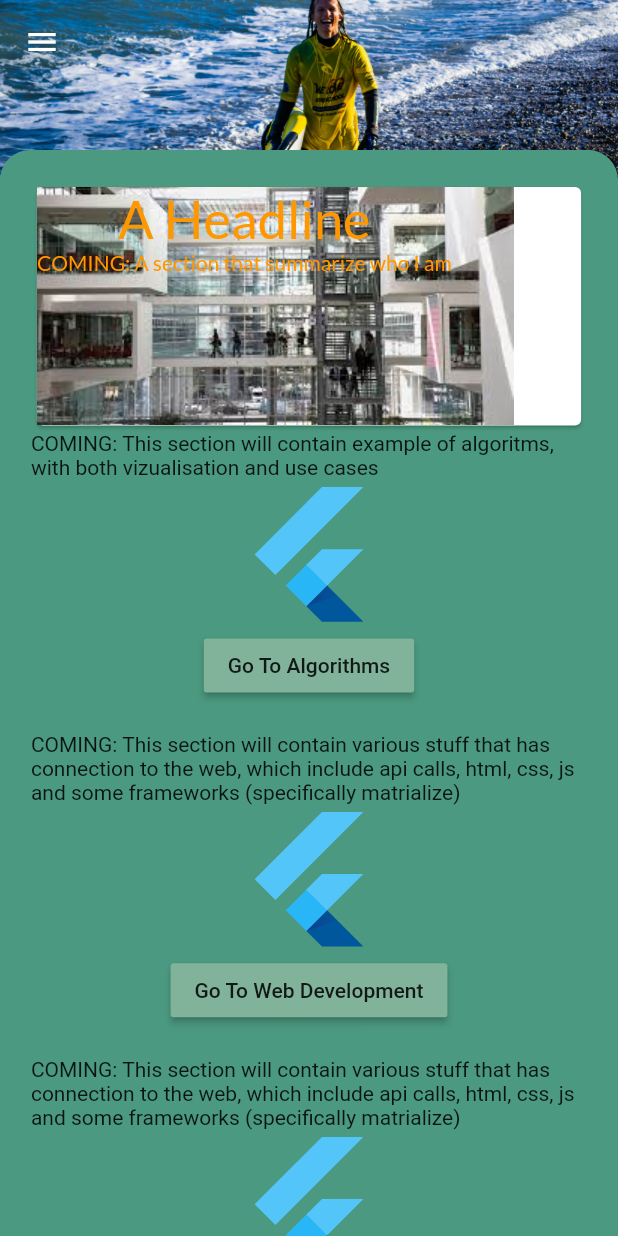
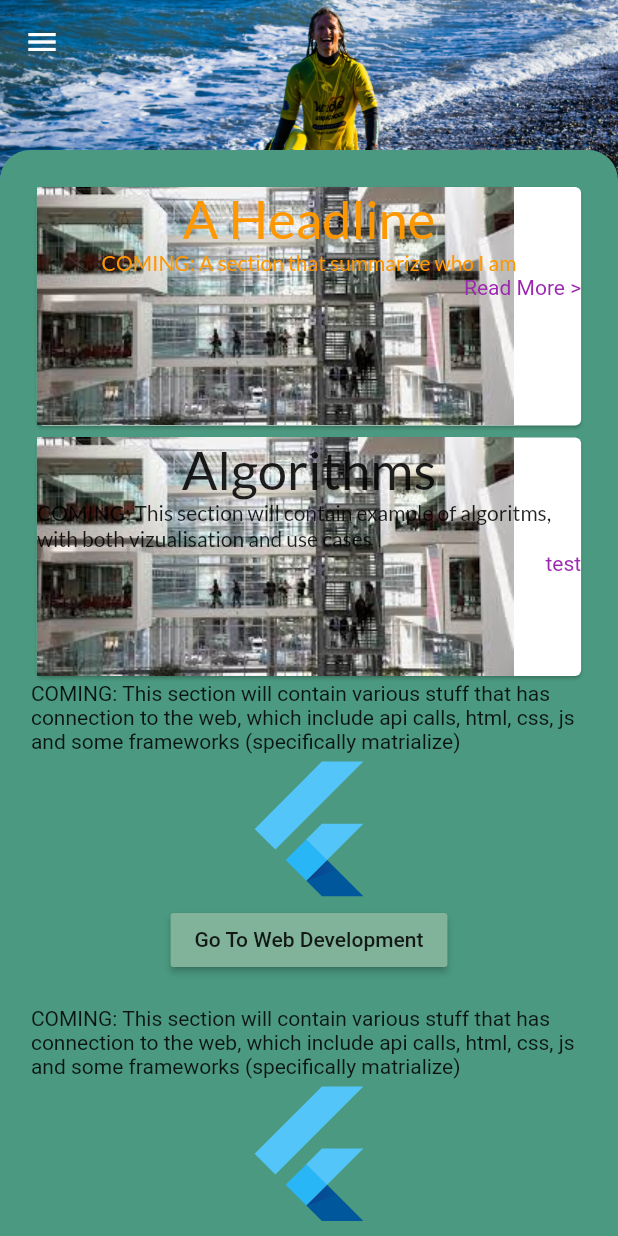
Before and after one commit to LVOL98/business_card, a Flutter app: the HomePageMaster screen opened by its route, on a phone screen of 412 x 824 dp. Run offline on Flutter 3.47's test engine with Material 2 defaults, Android fonts, the phone set to English and light mode, and no system bars; our stand-ins replace google_fonts.

Commit message:
Background and crad
Removed the fade from the background

Added a readmore option to the info card togheter wit a handler for empty strings

```diff
--- a/lib/components/background_mobile.dart
+++ b/lib/components/background_mobile.dart
@@ -16,15 +16,15 @@ Widget needName(var context, Widget content) {
           backgroundColor: Colors.transparent,
           expandedHeight: 100,
           flexibleSpace: FlexibleSpaceBar(
-            collapseMode: CollapseMode.pin,
-            background: Container(
+            collapseMode: CollapseMode.parallax,
+            /* background: Container(
               decoration: BoxDecoration(
                 image: DecorationImage(
                   image: AssetImage('resources/images/test.jpg'),
                   fit: BoxFit.cover,
                 ),
               ),
-            ),
+            ), */
           ),
         ),
         SliverList(
--- a/lib/components/info_card.dart
+++ b/lib/components/info_card.dart
@@ -1,8 +1,10 @@
 import 'package:flutter/cupertino.dart';
 import 'package:flutter/material.dart';
 
-Widget infoCard(var context, String route, String headline, String body,
-    {var size, Color color}) {
+Widget infoCard(var context, String route, String pictureURL, String headline,
+    String body,
+    {String readMoreText, var size, Color textColor}) {
+  print(readMoreText);
   return Container(
     width: size,
     child: Card(
@@ -10,15 +12,13 @@ Widget infoCard(var context, String route, String headline, String body,
       child: InkWell(
         child: Stack(
           children: [
-            Image(
-              image: AssetImage('resources/misc/ITU.jpg'),
-            ),
+            Image.asset(pictureURL),
             Column(
               children: [
                 Text(
                   headline,
                   style: TextStyle(
-                    color: color,
+                    color: textColor,
                     fontFamily:
                         Theme.of(context).textTheme.headline2.fontFamily,
                     fontSize: Theme.of(context).textTheme.headline2.fontSize,
@@ -27,10 +27,19 @@ Widget infoCard(var context, String route, String headline, String body,
                 Text(
                   body,
                   style: TextStyle(
-                    color: color,
+                    color: textColor,
                     fontFamily:
                         Theme.of(context).textTheme.bodyText1.fontFamily,
                     fontSize: Theme.of(context).textTheme.bodyText1.fontSize,
+                  ),
+                ),
+                Container(
+                  alignment: Alignment.bottomRight,
+                  child: Text(
+                    readMoreText == null ? 'Read More >' : readMoreText,
+                    style: TextStyle(
+                      color: Colors.purple,
+                    ),
                   ),
                 ),
               ],
--- a/lib/view/home/home_content.dart
+++ b/lib/view/home/home_content.dart
@@ -9,9 +9,10 @@ class HomeContent {
 
   HomeContent(this._context, this._insetBottom);
 
-
   aboutInfo() {
-    return infoCard(_context, '', 'A Headline', 'COMING: A section that summarize who I am', size: MediaQuery.of(_context).size.width * 0.9, color: Colors.orange);
+    return infoCard(_context, '', 'resources/misc/ITU.jpg', 'A Headline',
+        'COMING: A section that summarize who I am',
+        size: MediaQuery.of(_context).size.width * 0.9, textColor: Colors.orange);
 
     /* return topTextPictureButton(
         _context,
@@ -21,16 +22,20 @@ class HomeContent {
         '/home/about'); */
   }
 
-  algorithmsInfo() { // TODO: routes
+  algorithmsInfo() {
+    return infoCard(_context, '', 'resources/misc/ITU.jpg', 'Algorithms', 'COMING: This section will contain example of algoritms, with both vizualisation and use cases', readMoreText: 'test');
+
+   /*  // TODO: routes
     return topTextPictureButton(
         _context,
-        'COMING: This section will contain example of algoritms, with both vizualisation and use cases',
+        '',
         'Go To Algorithms',
         _insetBottom,
-        '');
+        ''); */
   }
 
-  webInfo() { // TODO: routes
+  webInfo() {
+    // TODO: routes
     return topTextPictureButton(
         _context,
         'COMING: This section will contain various stuff that has connection to the web, which include api calls, html, css, js and some frameworks (specifically matrialize)',
```
